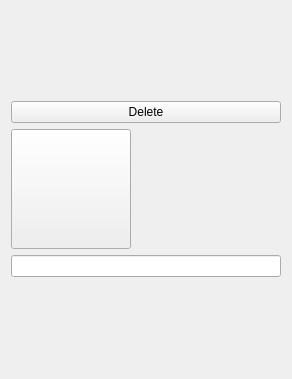
This is src/DataItem.ui in neoluxis/integreted_xlsxeditor_cpp as Qt 5 draws it before an edit. The edited form follows.
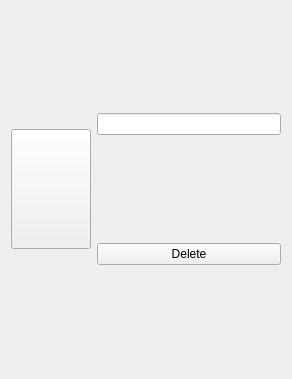
This is the edited form.

Commit message: feat: change DataItem to horizontal layout and restore progress bar

```diff
--- a/src/DataItem.ui
+++ b/src/DataItem.ui
@@ -13,20 +13,7 @@
   <property name="windowTitle">
    <string>DataItem</string>
   </property>
-  <layout class="QGridLayout" name="gridLayout">
-   <item row="0" column="0">
-    <layout class="QVBoxLayout" name="vbContain" stretch="0,1,0">
-     <item>
-      <layout class="QHBoxLayout" name="hbControl">
-       <item>
-        <widget class="QPushButton" name="btnMarkDel">
-         <property name="text">
-          <string>Delete</string>
-         </property>
-        </widget>
-       </item>
-      </layout>
-     </item>
+  <layout class="QHBoxLayout" name="horizontalLayout">
      <item>
       <widget class="QPushButton" name="btnImage">
        <property name="minimumSize">
@@ -50,8 +37,17 @@
       </widget>
      </item>
      <item>
+    <layout class="QVBoxLayout" name="verticalLayout">
+     <item>
       <widget class="QLineEdit" name="lnData"/>
      </item>
+     <item>
+      <widget class="QPushButton" name="btnMarkDel">
+       <property name="text">
+        <string>Delete</string>
+       </property>
+      </widget>
+     </item>
     </layout>
    </item>
   </layout>
```
Lines whose indentation alone changed are shown as unchanged. The commit also changes 1 other file.
